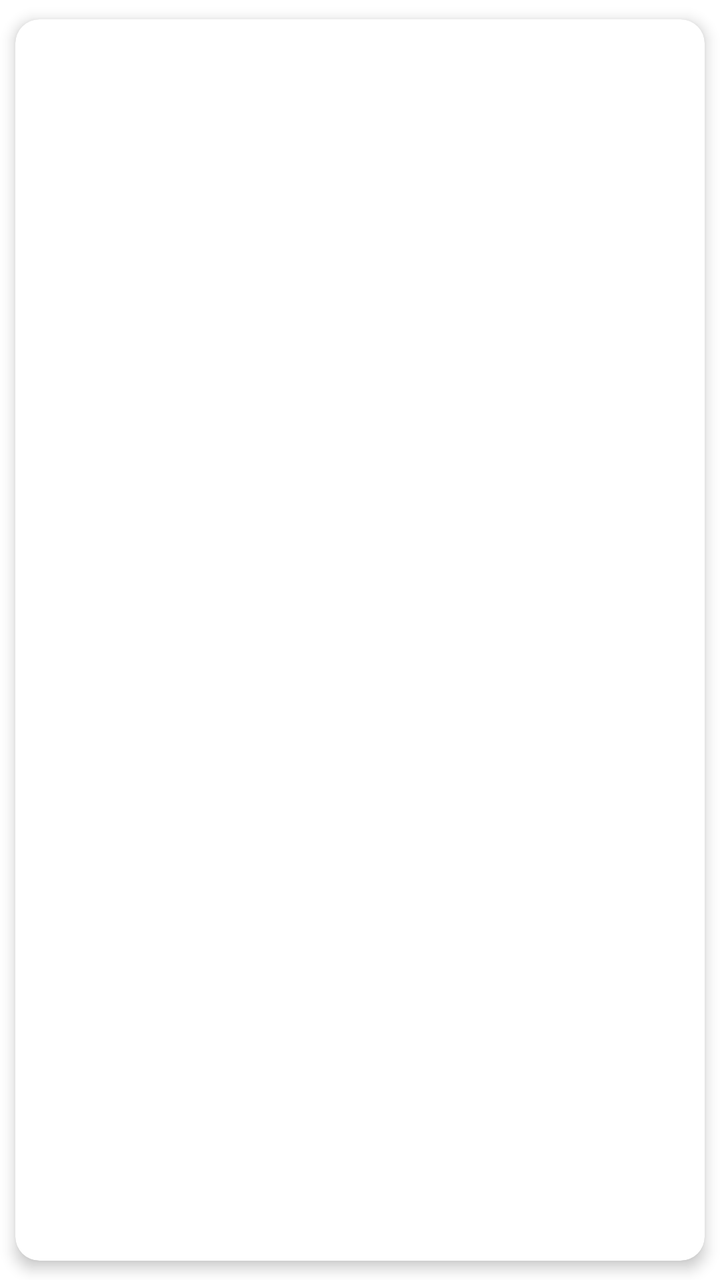
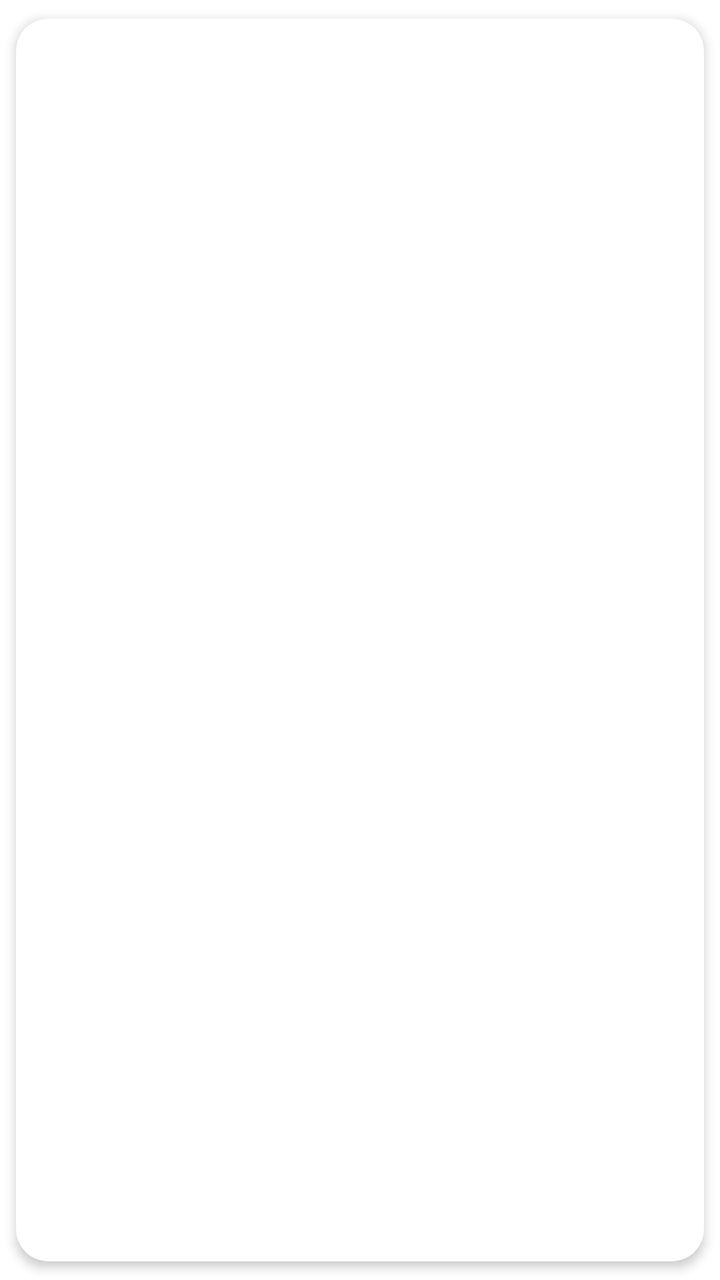

Before-and-after screenshots of an Android layout around one commit, followed by the original layout XML and the change that was made.
<!-- AndroidManifest.xml: application theme Theme.VPNClient -->
<!-- res/layout/item_config.xml -->
<?xml version="1.0" encoding="utf-8"?>
<androidx.cardview.widget.CardView xmlns:android="http://schemas.android.com/apk/res/android"
    xmlns:app="http://schemas.android.com/apk/res-auto"
    android:id="@+id/card"
    android:layout_width="match_parent"
    android:layout_height="wrap_content"
    android:layout_margin="6dp"
    app:cardCornerRadius="12dp"
    app:cardElevation="4dp"
    app:cardUseCompatPadding="true">

    <LinearLayout
        android:layout_width="match_parent"
        android:layout_height="wrap_content"
        android:orientation="vertical"
        android:padding="16dp">

        <TextView
            android:id="@+id/configName"
            android:layout_width="wrap_content"
            android:layout_height="wrap_content"
            android:textStyle="bold"
            android:textSize="17sp"
            android:textColor="#212121" />

        <TextView
            android:id="@+id/configHost"
            android:layout_width="wrap_content"
            android:layout_height="wrap_content"
            android:textSize="14sp"
            android:textColor="#757575"
            android:layout_marginTop="4dp" />

        <TextView
            android:id="@+id/configLatency"
            android:layout_width="wrap_content"
            android:layout_height="wrap_content"
            android:textSize="15sp"
            android:textColor="#388E3C"
            android:textStyle="bold"
            android:layout_marginTop="6dp" />

    </LinearLayout>

</androidx.cardview.widget.CardView>
<!-- resources referenced by this layout -->
<resources>
  <style name="Theme.VPNClient" parent="Theme.MaterialComponents.DayNight.NoActionBar" />
</resources>

<!-- the commit's change to res/layout/item_config.xml (unified diff, before → after) -->
@@ -4,42 +4,75 @@
     android:id="@+id/card"
     android:layout_width="match_parent"
     android:layout_height="wrap_content"
-    android:layout_margin="6dp"
-    app:cardCornerRadius="12dp"
-    app:cardElevation="4dp"
+    android:layout_marginHorizontal="4dp"
+    android:layout_marginVertical="6dp"
+    app:cardCornerRadius="16dp"
+    app:cardElevation="3dp"
     app:cardUseCompatPadding="true">
 
     <LinearLayout
         android:layout_width="match_parent"
         android:layout_height="wrap_content"
-        android:orientation="vertical"
-        android:padding="16dp">
+        android:gravity="center_vertical"
+        android:orientation="horizontal"
+        android:padding="14dp">
 
-        <TextView
-            android:id="@+id/configName"
-            android:layout_width="wrap_content"
+        <LinearLayout
+            android:layout_width="0dp"
             android:layout_height="wrap_content"
-            android:textStyle="bold"
-            android:textSize="17sp"
-            android:textColor="#212121" />
+            android:layout_weight="1"
+            android:orientation="vertical">
 
-        <TextView
-            android:id="@+id/configHost"
-            android:layout_width="wrap_content"
-            android:layout_height="wrap_content"
-            android:textSize="14sp"
-            android:textColor="#757575"
-            android:layout_marginTop="4dp" />
+            <LinearLayout
+                android:layout_width="match_parent"
+                android:layout_height="wrap_content"
+                android:gravity="center_vertical"
+                android:orientation="horizontal">
+
+                <TextView
+                    android:id="@+id/configProtocol"
+                    android:layout_width="wrap_content"
+                    android:layout_height="wrap_content"
+                    android:paddingLeft="8dp"
+                    android:paddingTop="3dp"
+                    android:paddingRight="8dp"
+                    android:paddingBottom="3dp"
+                    android:text="VLESS"
+                    android:textColor="#FFFFFF"
+                    android:textSize="11sp"
+                    android:textStyle="bold" />
+
+                <TextView
+                    android:id="@+id/configName"
+                    android:layout_width="0dp"
+                    android:layout_height="wrap_content"
+                    android:layout_marginStart="8dp"
+                    android:layout_weight="1"
+                    android:ellipsize="end"
+                    android:maxLines="2"
+                    android:textColor="#1A1A1A"
+                    android:textSize="15sp"
+                    android:textStyle="bold" />
+            </LinearLayout>
+
+            <TextView
+                android:id="@+id/configHost"
+                android:layout_width="match_parent"
+                android:layout_height="wrap_content"
+                android:layout_marginTop="6dp"
+                android:ellipsize="end"
+                android:maxLines="1"
+                android:textColor="#6B6B6B"
+                android:textSize="13sp" />
+        </LinearLayout>
 
         <TextView
             android:id="@+id/configLatency"
             android:layout_width="wrap_content"
             android:layout_height="wrap_content"
+            android:layout_marginStart="10dp"
+            android:textColor="#2E7D32"
             android:textSize="15sp"
-            android:textColor="#388E3C"
-            android:textStyle="bold"
-            android:layout_marginTop="6dp" />
-
+            android:textStyle="bold" />
     </LinearLayout>
-
 </androidx.cardview.widget.CardView>
